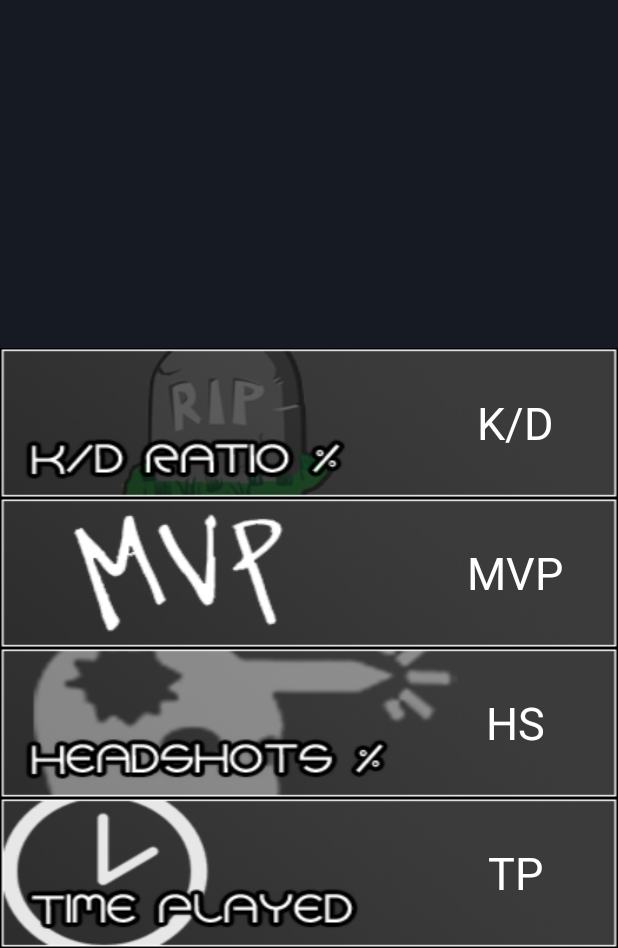
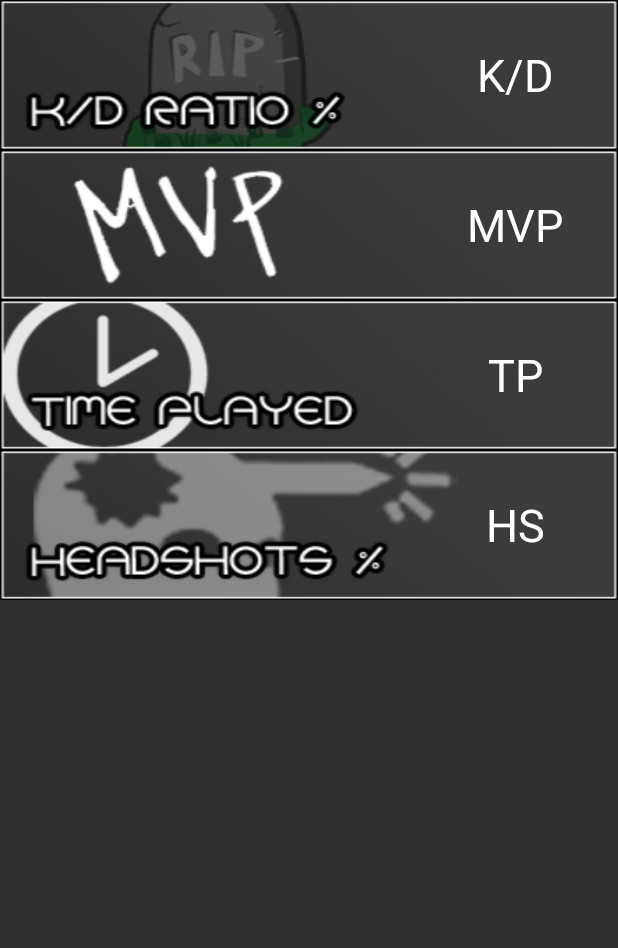
Before and after one commit to Sorfet/CStats, an Android app: the layout main_activity.xml on its own in the app's theme, with its tools: preview values and no code run, on a phone screen of 412 x 824 dp, the part 288-1236 px from its top. Run offline under Robolectric (Android 15) with nearby library versions, the phone set to English and light mode, and no system bars.

Commit message:
Ei mitääääään...

```diff
--- a/app/build.gradle
+++ b/app/build.gradle
@@ -21,7 +21,7 @@ android {
 }
 
 dependencies {
-    compile fileTree(dir: 'libs', include: ['*.jar'])
+    compile fileTree(include: ['*.jar'], dir: 'libs')
     androidTestCompile('com.android.support.test.espresso:espresso-core:2.2.2', {
         exclude group: 'com.android.support', module: 'support-annotations'
     })
@@ -31,6 +31,7 @@ dependencies {
     compile 'com.google.android.gms:play-services-ads:10.2.0'
     compile 'com.google.firebase:firebase-database:10.0.1'
     testCompile 'junit:junit:4.12'
+    compile 'com.jjoe64:graphview:4.2.1'
 }
 
 
--- a/app/src/main/AndroidManifest.xml
+++ b/app/src/main/AndroidManifest.xml
@@ -16,7 +16,7 @@
         <activity android:name=".Splash"
             android:screenOrientation="portrait" >
             <intent-filter>
-               <action android:name="android.intent.action.MAIN" />
+                <action android:name="android.intent.action.MAIN" />
                 <category android:name="android.intent.category.LAUNCHER" />
             </intent-filter>
         </activity>
--- a/app/src/main/java/com/cstats/cstats/Login.java
+++ b/app/src/main/java/com/cstats/cstats/Login.java
@@ -49,6 +49,9 @@ import java.lang.*;
 import android.app.AlertDialog;
 import android.content.DialogInterface;
 
+import com.google.firebase.database.DatabaseReference;
+import com.google.firebase.database.FirebaseDatabase;
+
 import org.json.JSONArray;
 import org.json.JSONException;
 import org.json.JSONObject;
@@ -74,9 +77,11 @@ public class Login extends AppCompatActivity {
         super.onCreate(savedInstanceState);
         setContentView(R.layout.activity_login);
 
+        /*
         //piilotetaan menubar
         android.support.v7.app.ActionBar actionBar = getSupportActionBar();
         actionBar.hide();
+        */
 
         //Määritetään id input kenttä
         idKentta = (EditText) findViewById(R.id.loginIdKentta);
@@ -178,12 +183,14 @@ public class Login extends AppCompatActivity {
             JSONObject finalObject5 = parentArray.getJSONObject(25);
             headShot = finalObject5.getString("value");
 
+
         } catch (JSONException e) {
             e.printStackTrace();
         }
 
         try {
             g = (Global)getApplication();
+
             g.setKills(totalKills);
             g.setDeaths(totalDeaths);
             g.setTimePlayed(timePlayed);
@@ -195,6 +202,18 @@ public class Login extends AppCompatActivity {
             System.out.println("Tulostus pelatulle ajalle: \n" +g.getTimePlayed());
             System.out.println("Tulostus MVP tähdille: \n" +g.getMVP());
             System.out.println("Tulostus headshottien lkm: \n" +g.getHeadShot());
+
+
+            /*
+            //Kirjoita databaseen
+            // Write a message to the database
+            FirebaseDatabase database = FirebaseDatabase.getInstance();
+            DatabaseReference myRef = database.getReference("message");
+
+            myRef.setValue("Hello, World!");
+
+*/
+
 
         }catch(Exception e){
             e.printStackTrace();
--- a/app/src/main/java/com/cstats/cstats/Main.java
+++ b/app/src/main/java/com/cstats/cstats/Main.java
@@ -2,6 +2,7 @@ package com.cstats.cstats;
 
 import android.icu.text.DecimalFormat;
 import android.os.Bundle;
+import android.support.v4.view.ViewPager;
 import android.support.v7.app.AppCompatActivity;
 import android.util.Log;
 import android.widget.EditText;
@@ -25,15 +26,17 @@ public class Main extends AppCompatActivity {
     private double valiKD, valiTapot, valiKuolemat, valiHS, HSlasku, valiTP, TPlasku;
     private String finalKD, finalHS, finalTP;
 
+
     @Override
     protected void onCreate(Bundle savedInstanceState) {
         super.onCreate(savedInstanceState);
         setContentView(R.layout.main_activity);
 
+        /*
         //piilotetaan menubar
         android.support.v7.app.ActionBar actionBar = getSupportActionBar();
         actionBar.hide();
-
+        */
 
         //alustetaan käyttöliittymän komponentit
         g = (Global)getApplication();
--- a/app/src/main/java/com/cstats/cstats/Splash.java
+++ b/app/src/main/java/com/cstats/cstats/Splash.java
@@ -21,9 +21,11 @@ public class Splash extends AppCompatActivity {
         super.onCreate(savedInstanceState);
         setContentView(R.layout.splashscreen_activity);
 
+        /*
         //piilotetaan menubar
         android.support.v7.app.ActionBar actionBar = getSupportActionBar();
         actionBar.hide();
+        */
 
 
         Thread uusiSaie = new Thread() {
--- a/app/src/main/res/layout/main_activity.xml
+++ b/app/src/main/res/layout/main_activity.xml
@@ -1,17 +1,21 @@
 <?xml version="1.0" encoding="utf-8"?>
+
 <LinearLayout xmlns:android="http://schemas.android.com/apk/res/android"
     xmlns:app="http://schemas.android.com/apk/res-auto"
     xmlns:tools="http://schemas.android.com/tools"
     android:orientation="vertical" android:layout_width="match_parent"
-    android:layout_height="match_parent"><![CDATA[
+    android:layout_height="match_parent"
+    tools:context=".Main"><![CDATA[
     tools:context="com.cstats.cstats.Main">
 
-    ]]>
+
+
+]]>
 
     <LinearLayout
         android:layout_width="match_parent"
         android:layout_height="wrap_content"
-        android:layout_weight="1"
+        android:layout_weight="0"
         android:background="#161a22"
         android:orientation="horizontal">
 
@@ -90,37 +94,6 @@
         android:layout_width="match_parent"
         android:layout_height="wrap_content"
         android:layout_weight="0"
-        android:background="@drawable/hs"
-        android:orientation="horizontal">
-
-        <LinearLayout
-            android:layout_width="match_parent"
-            android:layout_height="match_parent"
-            android:layout_weight="1"
-            android:orientation="vertical"></LinearLayout>
-
-        <LinearLayout
-            android:layout_width="match_parent"
-            android:layout_height="match_parent"
-            android:layout_weight="2"
-            android:gravity="center"
-            android:orientation="vertical">
-
-            <TextView
-                android:id="@+id/HStextView"
-                android:layout_width="match_parent"
-                android:layout_height="wrap_content"
-                android:gravity="center"
-                android:text="HS"
-                android:textColor="#FFFFFF"
-                android:textSize="30sp" />
-        </LinearLayout>
-    </LinearLayout>
-
-    <LinearLayout
-        android:layout_width="match_parent"
-        android:layout_height="wrap_content"
-        android:layout_weight="0"
         android:background="@drawable/time"
         android:orientation="horizontal">
 
@@ -149,4 +122,38 @@
                 android:textSize="30sp" />
         </LinearLayout>
     </LinearLayout>
+
+    <LinearLayout
+        android:layout_width="match_parent"
+        android:layout_height="wrap_content"
+        android:layout_weight="0"
+        android:background="@drawable/hs"
+        android:orientation="horizontal">
+
+        <LinearLayout
+            android:layout_width="match_parent"
+            android:layout_height="match_parent"
+            android:layout_weight="1"
+            android:orientation="vertical"></LinearLayout>
+
+        <LinearLayout
+            android:layout_width="match_parent"
+            android:layout_height="match_parent"
+            android:layout_weight="2"
+            android:gravity="center"
+            android:orientation="vertical">
+
+            <TextView
+                android:id="@+id/HStextView"
+                android:layout_width="match_parent"
+                android:layout_height="wrap_content"
+                android:gravity="center"
+                android:text="HS"
+                android:textColor="#FFFFFF"
+                android:textSize="30sp" />
+        </LinearLayout>
+    </LinearLayout>
+
+
+    <!--</android.support.v4.view.ViewPager>-->
 </LinearLayout>
--- a/app/src/main/res/values/styles.xml
+++ b/app/src/main/res/values/styles.xml
@@ -1,7 +1,7 @@
 <resources>
 
     <!-- Base application theme. -->
-    <style name="AppTheme" parent="Theme.AppCompat.Light.DarkActionBar">
+    <style name="AppTheme" parent="Theme.AppCompat.NoActionBar">
         <!-- Customize your theme here. -->
         <item name="colorPrimary">@color/colorPrimary</item>
         <item name="colorPrimaryDark">@color/colorPrimaryDark</item>
```
Also changed, not shown: 1 other file.
